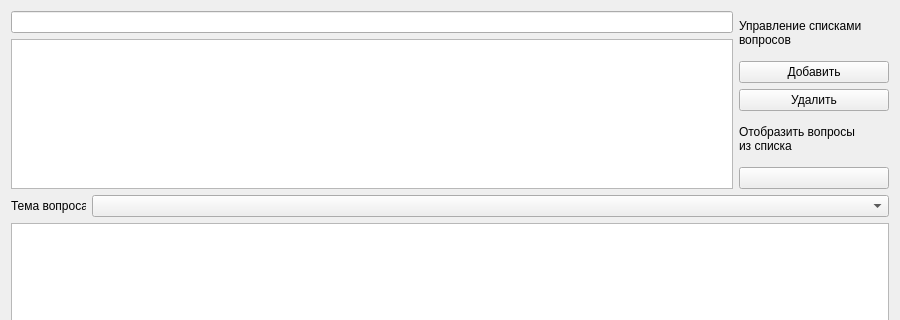
Old version of the form genexamtickets/mainwindow.ui in the repository nonepostlife/GEN; both pictures show x 0 to 900 and y 0 to 320 of the 900 by 600 pixel window.
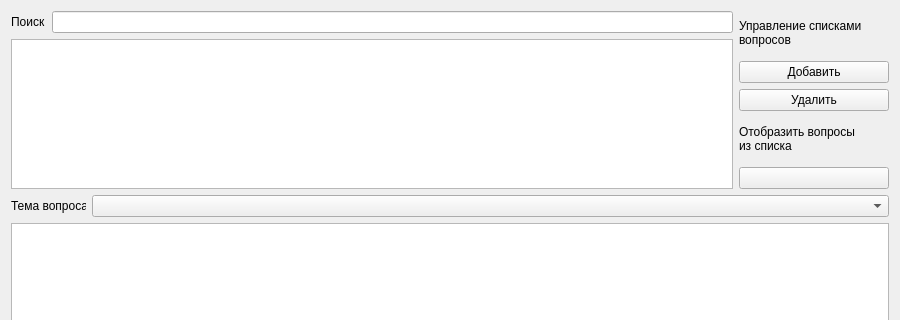
New version of the form. Icons and pictures are not drawn.

```diff
--- a/genexamtickets/mainwindow.ui
+++ b/genexamtickets/mainwindow.ui
@@ -38,11 +38,22 @@
   <widget class="QWidget" name="centralWidget">
    <layout class="QVBoxLayout" name="verticalLayout_2">
     <item>
-     <layout class="QHBoxLayout" name="horizontalLayout">
+     <layout class="QHBoxLayout" name="horizontalLayout_3">
       <item>
        <layout class="QVBoxLayout" name="verticalLayout">
         <item>
-         <widget class="QLineEdit" name="searchLine"/>
+         <layout class="QHBoxLayout" name="horizontalLayout">
+          <item>
+           <widget class="QLabel" name="label_4">
+            <property name="text">
+             <string>Поиск</string>
+            </property>
+           </widget>
+          </item>
+          <item>
+           <widget class="QLineEdit" name="searchLine"/>
+          </item>
+         </layout>
         </item>
         <item>
          <widget class="QTableView" name="tableQuestList">
```
